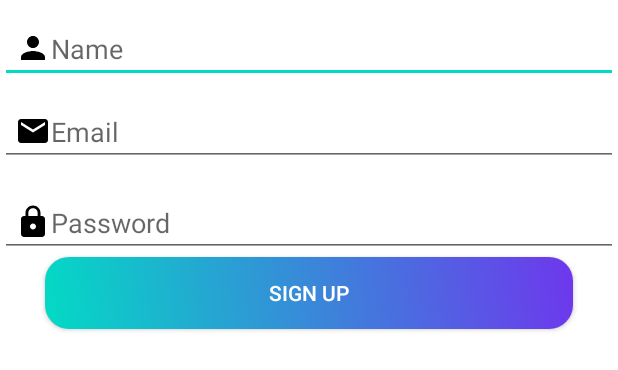
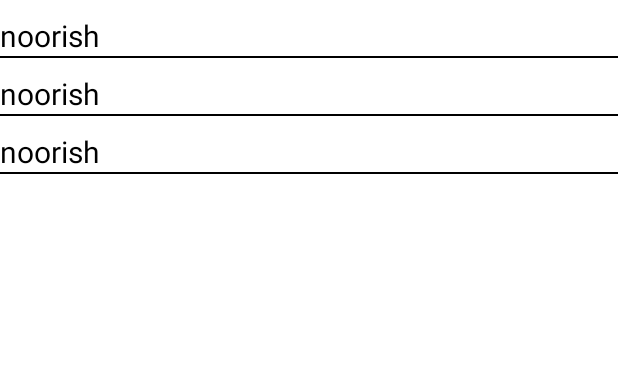
Before and after one commit to Noorish8/My-Tuition, an Android app: the layout activity_dash_board.xml on its own in the app's theme, with its tools: preview values and no code run, on a phone screen of 412 x 824 dp. Shown: the top 370 px of the screen. Run offline under Robolectric (Android 15) with nearby library versions, the phone set to English and light mode, and no system bars.

Commit message:
Dashboard Chat list

```diff
--- a/app/src/main/java/com/example/tuitionclasses/user/intro/User.kt
+++ b/app/src/main/java/com/example/tuitionclasses/user/intro/User.kt
@@ -6,7 +6,7 @@ class User {
     var uid:String?= null
     constructor(){}
 
-    constructor(user:String?,email:String?,uid:String?){
+    constructor(name:String?,email:String?,uid:String?){
         this.name=name
         this.email=email
         this.uid=uid
--- a/app/src/main/res/layout/activity_dash_board.xml
+++ b/app/src/main/res/layout/activity_dash_board.xml
@@ -10,71 +10,76 @@
 <!--        android:layout_width="match_parent"-->
 <!--        android:layout_height="match_parent"-->
 <!--        >-->
-        <androidx.appcompat.widget.AppCompatEditText
-            android:id="@+id/et_name"
-            android:layout_width="match_parent"
-            android:layout_height="wrap_content"
-            android:layout_marginTop="10dp"
-            android:drawableStart="@drawable/ic_baseline_person_24"
-            android:hint="@string/name"
-            android:drawableTint="@color/black"
-            android:paddingHorizontal="10dp"
-            app:layout_constraintEnd_toEndOf="parent"
-            app:layout_constraintStart_toStartOf="parent"
 
-            app:layout_constraintTop_toTopOf="parent"/>
+   <!-- realtime database example-->
+
+<!--        <androidx.appcompat.widget.AppCompatEditText-->
+<!--            android:id="@+id/et_name"-->
+<!--            android:layout_width="match_parent"-->
+<!--            android:layout_height="wrap_content"-->
+<!--            android:layout_marginTop="10dp"-->
+<!--            android:drawableStart="@drawable/ic_baseline_person_24"-->
+<!--            android:hint="@string/name"-->
+<!--            android:drawableTint="@color/black"-->
+<!--            android:paddingHorizontal="10dp"-->
+<!--            app:layout_constraintEnd_toEndOf="parent"-->
+<!--            app:layout_constraintStart_toStartOf="parent"-->
+
+<!--            app:layout_constraintTop_toTopOf="parent"/>-->
 
 
-        <androidx.appcompat.widget.AppCompatEditText
-            android:id="@+id/et_email"
-            android:layout_width="match_parent"
-            android:layout_height="wrap_content"
-            android:layout_marginTop="10dp"
-            android:drawableStart="@drawable/ic_baseline_email_24"
-            android:hint="@string/email"
-            android:paddingHorizontal="10dp"
-            android:drawableTint="@color/black"
-            app:layout_constraintEnd_toEndOf="parent"
-            app:layout_constraintStart_toStartOf="parent"
-            app:layout_constraintTop_toBottomOf="@+id/et_name" />
+<!--        <androidx.appcompat.widget.AppCompatEditText-->
+<!--            android:id="@+id/et_email"-->
+<!--            android:layout_width="match_parent"-->
+<!--            android:layout_height="wrap_content"-->
+<!--            android:layout_marginTop="10dp"-->
+<!--            android:drawableStart="@drawable/ic_baseline_email_24"-->
+<!--            android:hint="@string/email"-->
+<!--            android:paddingHorizontal="10dp"-->
+<!--            android:drawableTint="@color/black"-->
+<!--            app:layout_constraintEnd_toEndOf="parent"-->
+<!--            app:layout_constraintStart_toStartOf="parent"-->
+<!--            app:layout_constraintTop_toBottomOf="@+id/et_name" />-->
 
 
-        <androidx.appcompat.widget.AppCompatEditText
-            android:id="@+id/et_password"
-            android:layout_width="match_parent"
-            android:layout_height="wrap_content"
-            android:layout_marginTop="15dp"
-            android:layout_marginBottom="15dp"
-            android:drawableStart="@drawable/ic_baseline_lock_24"
-            android:hint="@string/password"
-            android:paddingHorizontal="10dp"
-            android:drawableTint="@color/black"
-            app:layout_constraintBottom_toBottomOf="parent"
-            app:layout_constraintEnd_toEndOf="parent"
-            app:layout_constraintHorizontal_bias="0.0"
-            app:layout_constraintStart_toStartOf="parent"
-            app:layout_constraintTop_toBottomOf="@+id/et_email"
-            app:layout_constraintVertical_bias="0.0" />
-    <androidx.appcompat.widget.AppCompatButton
-        android:id="@+id/btn_login"
+<!--        <androidx.appcompat.widget.AppCompatEditText-->
+<!--            android:id="@+id/et_password"-->
+<!--            android:layout_width="match_parent"-->
+<!--            android:layout_height="wrap_content"-->
+<!--            android:layout_marginTop="15dp"-->
+<!--            android:layout_marginBottom="15dp"-->
+<!--            android:drawableStart="@drawable/ic_baseline_lock_24"-->
+<!--            android:hint="@string/password"-->
+<!--            android:paddingHorizontal="10dp"-->
+<!--            android:drawableTint="@color/black"-->
+<!--            app:layout_constraintBottom_toBottomOf="parent"-->
+<!--            app:layout_constraintEnd_toEndOf="parent"-->
+<!--            app:layout_constraintHorizontal_bias="0.0"-->
+<!--            app:layout_constraintStart_toStartOf="parent"-->
+<!--            app:layout_constraintTop_toBottomOf="@+id/et_email"-->
+<!--            app:layout_constraintVertical_bias="0.0" />-->
+<!--    <androidx.appcompat.widget.AppCompatButton-->
+<!--        android:id="@+id/btn_login"-->
+<!--        android:layout_width="match_parent"-->
+<!--        android:layout_height="wrap_content"-->
+<!--        app:layout_constrainedWidth="true"-->
+<!--        android:layout_marginHorizontal="30dp"-->
+<!--        android:text="Sign Up"-->
+<!--        android:maxLines="1"-->
+<!--        android:textColor="@color/white"-->
+<!--        android:background="@drawable/login_btn"-->
+<!--        app:layout_constraintStart_toStartOf="parent"-->
+<!--        app:layout_constraintEnd_toEndOf="parent"-->
+<!--        app:layout_constraintTop_toBottomOf="@+id/et_password"/>-->
+
+    <androidx.recyclerview.widget.RecyclerView
+        android:id="@+id/recy_main_screen"
         android:layout_width="match_parent"
-        android:layout_height="wrap_content"
-        app:layout_constrainedWidth="true"
-        android:layout_marginHorizontal="30dp"
-        android:text="Sign Up"
-        android:maxLines="1"
-        android:textColor="@color/white"
-        android:background="@drawable/login_btn"
+        android:layout_height="match_parent"
         app:layout_constraintStart_toStartOf="parent"
         app:layout_constraintEnd_toEndOf="parent"
-        app:layout_constraintTop_toBottomOf="@+id/et_password"/>
-
-<!--    <androidx.recyclerview.widget.RecyclerView-->
-<!--        android:id="@+id/recy_main_screen"-->
-<!--        android:layout_width="match_parent"-->
-<!--        android:layout_height="match_parent"-->
-<!--        app:layout_constraintStart_toStartOf="parent"-->
-<!--        app:layout_constraintEnd_toEndOf="parent"-->
-<!--        app:layout_constraintTop_toTopOf="parent"-->
-<!--        app:layout_constraintBottom_toBottomOf="parent"/>-->
+        app:layout_constraintTop_toTopOf="parent"
+        tools:listitem="@layout/row_user_list"
+        app:layoutManager="androidx.recyclerview.widget.LinearLayoutManager"
+        app:layout_constraintBottom_toBottomOf="parent"/>
 </androidx.constraintlayout.widget.ConstraintLayout>
--- a/app/src/main/res/layout/activity_sign_up.xml
+++ b/app/src/main/res/layout/activity_sign_up.xml
@@ -34,7 +34,7 @@
                 app:layout_constraintEnd_toEndOf="parent"
                 app:layout_constraintStart_toStartOf="parent"
                 app:layout_constraintTop_toBottomOf="@+id/txt_register"
-                app:top="@+id/et_password"/>
+               />
 
 
             <androidx.appcompat.widget.AppCompatEditText
@@ -70,9 +70,6 @@
                 app:layout_constraintTop_toBottomOf="@+id/et_email"
                 app:layout_constraintVertical_bias="0.0" />
 
-
-
-
     <androidx.appcompat.widget.AppCompatButton
         android:id="@+id/btn_login"
         android:layout_width="match_parent"
--- a/app/src/main/res/layout/row_user_list.xml
+++ b/app/src/main/res/layout/row_user_list.xml
@@ -9,6 +9,9 @@
         android:layout_height="wrap_content"
         app:layout_constraintTop_toTopOf="parent"
         android:layout_marginTop="10dp"
+        android:text="noorish"
+        android:textSize="20dp"
+        android:textColor="@color/black"
         app:layout_constraintStart_toStartOf="parent"
         app:layout_constraintEnd_toEndOf="parent"/>
     <View
--- a/app/src/main/res/values/themes.xml
+++ b/app/src/main/res/values/themes.xml
@@ -1,6 +1,6 @@
 <resources xmlns:tools="http://schemas.android.com/tools">
     <!-- Base application theme. -->
-    <style name="Theme.TuitionClasses" parent="Theme.MaterialComponents.DayNight.NoActionBar">
+    <style name="Theme.TuitionClasses" parent="Theme.MaterialComponents.DayNight.DarkActionBar">
         <!-- Primary brand color. -->
         <item name="colorPrimary">@color/purple_500</item>
         <item name="colorPrimaryVariant">@color/purple_700</item>
```
Also changed, not shown: app/src/main/AndroidManifest.xml (+8 -8 lines), app/src/main/java/com/example/tuitionclasses/user/intro/DashBoard.kt (+49 -61 lines), app/src/main/java/com/example/tuitionclasses/user/intro/LoginActivity.kt (+8 -4 lines), app/src/main/java/com/example/tuitionclasses/user/intro/SignUpActivity.kt (+5 -3 lines), app/src/main/res/layout/activity_login_.xml (+2 -16 lines).
